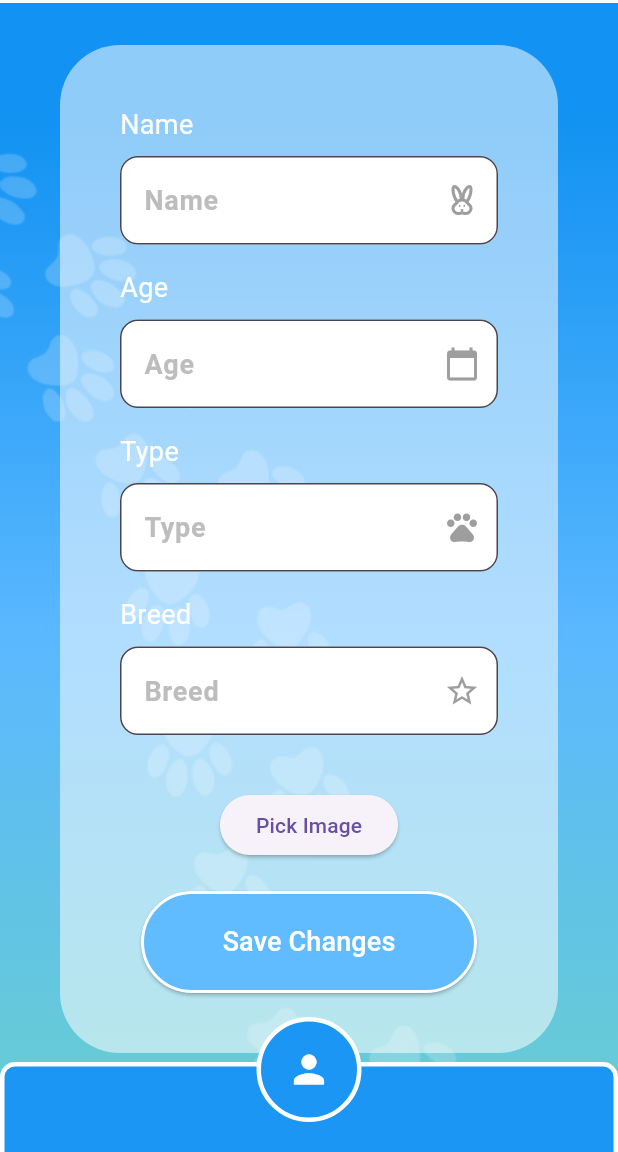
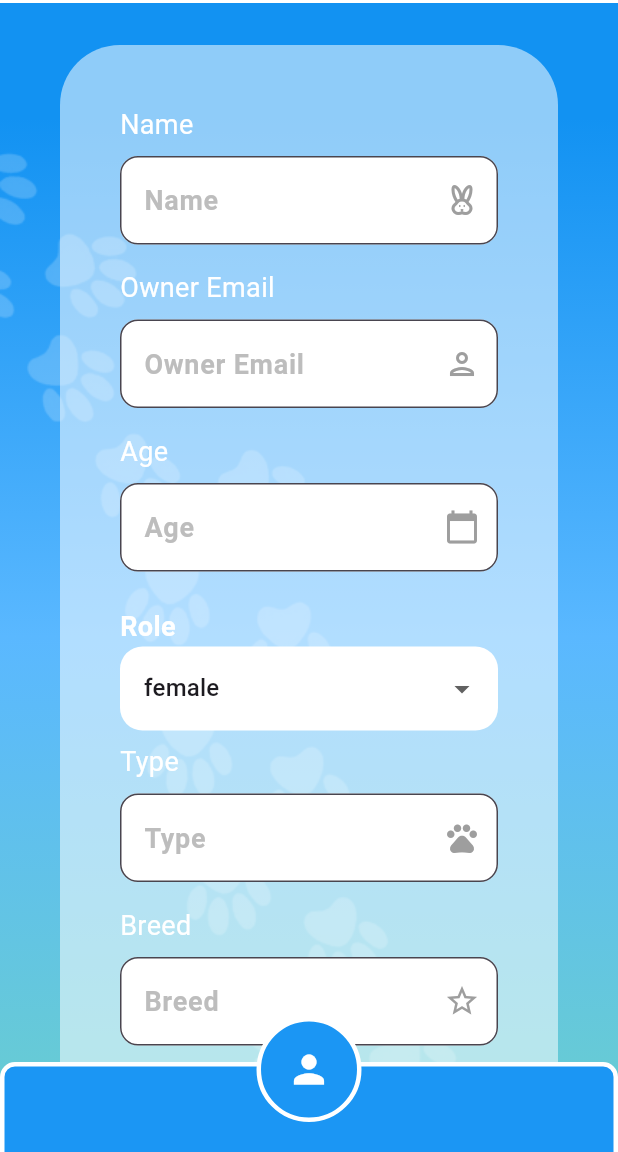
Before and after one commit to elenamolero/ISM, a Flutter app: the CreatePetInfoPage screen opened directly, on a phone screen of 412 x 824 dp, the part 84-1236 px from its top. Run offline on Flutter 3.47's test engine with Material 3 defaults, Android fonts, the phone set to English and light mode, and no system bars; our stand-ins replace auto_size_text, flutter_bloc, flutter_dotenv, image_picker, supabase_flutter; missing offline and left inert: injector, nfc_manager, supabase_auth_ui; accounts and stored records are empty; project files that could hold a hidden picture were left out.

Commit message:
feat: add sex

```diff
--- a/lib/data/repository/impl/pet_repository_impl.dart
+++ b/lib/data/repository/impl/pet_repository_impl.dart
@@ -24,6 +24,7 @@ class PetRepositoryImpl implements PetsRepositoryInterface {
         id: pet.id,
         name: pet.name,
         ownerEmail: pet.ownerEmail,
+        sex: pet.sex,
         age: pet.age,
         type: pet.type,
         breed: pet.breed,
@@ -50,6 +51,7 @@ class PetRepositoryImpl implements PetsRepositoryInterface {
         id: pet.id,
         name: pet.name,
         ownerEmail: pet.ownerEmail,
+        sex: pet.sex,
         age: pet.age,
         type: pet.type,
         breed: pet.breed,
@@ -80,6 +82,7 @@ class PetRepositoryImpl implements PetsRepositoryInterface {
         id: petResponse.id,
         name: petResponse.name,
         ownerEmail: petResponse.ownerEmail,
+        sex: petResponse.sex,
         age: petResponse.age,
         type: petResponse.type,
         breed: petResponse.breed,
@@ -113,6 +116,7 @@ class PetRepositoryImpl implements PetsRepositoryInterface {
         id: petResponse.id,
         name: petResponse.name,
         ownerEmail: petResponse.ownerEmail,
+        sex: petResponse.sex,
         age: petResponse.age,
         type: petResponse.type,
         breed: petResponse.breed,
--- a/lib/data/services/model/pet_response.dart
+++ b/lib/data/services/model/pet_response.dart
@@ -4,6 +4,7 @@ class PetResponse {
   final int id;
   final String name;
   final String ownerEmail;
+  final String sex;
   final int age;
   final String type;
   final String breed;
@@ -14,6 +15,7 @@ class PetResponse {
     required this.id,
     required this.name,
     required this.ownerEmail,
+    required this.sex,
     required this.age,
     required this.type,
     required this.breed,
@@ -54,6 +56,7 @@ class PetResponse {
       id: map['id'] ?? '',
       name: map['name'] ?? '',
       ownerEmail: map['ownerEmail'] ?? '',
+      sex: map['sex'] ?? '',
       age: map['age'] ?? 0,
       type: map['type'] ?? '',
       breed: map['breed'] ?? '',
@@ -71,6 +74,7 @@ class PetResponse {
       'type': type,
       'breed': breed,
       'ownerEmail': ownerEmail,
+      'sex' : sex,
       'photo': photo,
       'nfcConnection': nfcConnection,
     };
--- a/lib/domain/entities/pet.entity.dart
+++ b/lib/domain/entities/pet.entity.dart
@@ -3,6 +3,7 @@ class Pet {
   final int id;
   final String name;
   final String ownerEmail;
+  final String sex;
   final int age;
   final String type;
   final String breed;
@@ -14,6 +15,7 @@ class Pet {
       {required this.id,
       required this.name,
       required this.ownerEmail,
+      required this.sex,
       required this.age,
       required this.type,
       required this.breed,
--- a/lib/presentation/pages/owner/create_pet_info_page.dart
+++ b/lib/presentation/pages/owner/create_pet_info_page.dart
@@ -5,7 +5,9 @@ import 'package:image_picker/image_picker.dart';
 import 'package:petuco/data/repository/impl/pet_repository_impl.dart';
 import 'package:petuco/data/services/pet/pets_service.dart';
 import 'package:petuco/presentation/pages/common/pet_info_page.dart';
+import 'package:petuco/presentation/pages/common/register_user_page.dart';
 import 'package:petuco/presentation/widgets/background_widget.dart';
+import 'package:petuco/presentation/widgets/custom_text_widget.dart';
 import 'package:petuco/presentation/widgets/footer_widget.dart';
 import 'package:supabase_flutter/supabase_flutter.dart';
 import '../../../../domain/usecases/save_pet_info.dart';
@@ -23,15 +25,17 @@ class CreatePetInfoPage extends StatefulWidget {
 class _CreatePetInfoPageState extends State<CreatePetInfoPage> {
   final _formKey = GlobalKey<FormState>();
   final _nameController = TextEditingController();
+  final _ownerController = TextEditingController();
   final _ageController = TextEditingController();
   final _typeController = TextEditingController();
   final _breedController = TextEditingController();
   var createdPet;
   File? _imageFile;
-
+  String? _selectedValue = 'female';
   @override
   void dispose() {
     _nameController.dispose();
+    _ownerController.dispose();
     _ageController.dispose();
     _typeController.dispose();
     _breedController.dispose();
@@ -121,11 +125,40 @@ class _CreatePetInfoPageState extends State<CreatePetInfoPage> {
                                       icon: Icons.cruelty_free_outlined,
                                     ),
                                     _buildTextField(
+                                      label: 'Owner Email',
+                                      controller: _ownerController,
+                                      icon: Icons.person_outlined,
+                                    ),
+                                    _buildTextField(
                                       label: 'Age',
                                       controller: _ageController,
                                       icon: Icons.calendar_today,
                                       keyboardType: TextInputType.number,
                                     ),
+                                    const SizedBox(height: 8),
+                                      const CustomText(
+                                        text: 'Role',
+                                        fontSize: 18,
+                                        color: Colors.white,
+                                      ),
+                                     DropdownButtonFormField<String>(
+                                        value: _selectedValue,
+                                        decoration: InputDecoration(
+                                          filled: true,
+                                          fillColor: Colors.white,
+                                          enabledBorder: outlineInputBorder,
+                                          focusedBorder: outlineInputBorder,
+                                        ),
+                                        items: ["female", "male"].map((name) {
+                                          return DropdownMenuItem(value: name, child: Text(name));
+                                        }).toList(),
+                                        onChanged: (value) {
+                                          setState(() {
+                                            _selectedValue = value;
+                                          });
+                                        },
+                                      ),
+                                      const SizedBox(height: 8),
                                     _buildTextField(
                                       label: 'Type',
                                       controller: _typeController,
@@ -169,6 +202,7 @@ class _CreatePetInfoPageState extends State<CreatePetInfoPage> {
                                                             .text,
                                                         ownerEmail:
                                                             Supabase.instance.client.auth.currentUser!.email!,
+                                                        sex: _selectedValue ?? 'female',
                                                         age: int.parse(
                                                             _ageController
                                                                 .text),
--- a/lib/presentation/pages/owner/nfc_connection_view.dart
+++ b/lib/presentation/pages/owner/nfc_connection_view.dart
@@ -23,6 +23,7 @@ class NfcConnectionView extends StatefulWidget {
 class _NfcConnectionViewState extends State<NfcConnectionView> {
   final _nameController = TextEditingController();
   final _ownerController = TextEditingController();
+  final _sexController = TextEditingController();
   final _ageController = TextEditingController();
   final _typeController = TextEditingController();
   final _breedController = TextEditingController();
@@ -36,6 +37,7 @@ class _NfcConnectionViewState extends State<NfcConnectionView> {
   void dispose() {
     _nameController.dispose();
     _ownerController.dispose();
+    _sexController.dispose();
     _ageController.dispose();
     _typeController.dispose();
     _breedController.dispose();
@@ -45,6 +47,7 @@ class _NfcConnectionViewState extends State<NfcConnectionView> {
   void _populateFields(Pet pet) {
     _nameController.text = pet.name;
     _ownerController.text = pet.ownerEmail;
+    _sexController.text = pet.sex;
     _ageController.text = pet.age.toString();
     _typeController.text = pet.type;
     _breedController.text = pet.breed;
@@ -202,6 +205,7 @@ class _NfcConnectionViewState extends State<NfcConnectionView> {
                                                     id: widget.petId,
                                                     name: _nameController.text,
                                                     ownerEmail: _ownerController.text,
+                                                    sex: _sexController.text,
                                                     age: int.parse(_ageController.text),
                                                     type: _typeController.text,
                                                     breed: _breedController.text,
```
Also changed, not shown: lib/presentation/pages/owner/update_pet_info_page.dart (+33 -0 lines).
